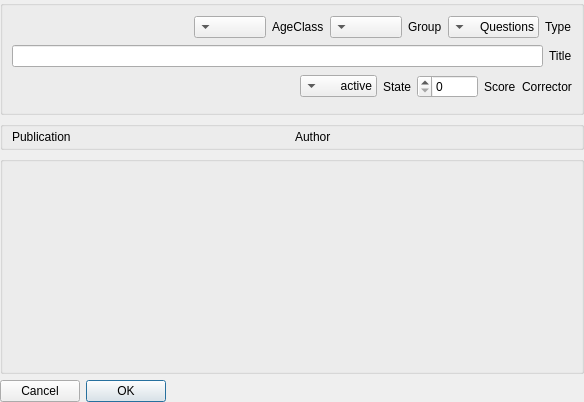
First picture: the form in Client/reghaabat/matchform.ui, repository nournia/ketabkhaane, before the edit.
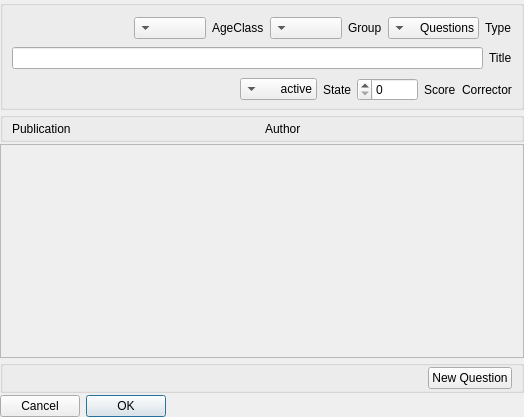
Second picture: the form after the edit.

Commit message: added question ui in design match form

```diff
--- a/Client/reghaabat/matchform.ui
+++ b/Client/reghaabat/matchform.ui
@@ -6,29 +6,41 @@
    <rect>
     <x>0</x>
     <y>0</y>
-    <width>584</width>
-    <height>402</height>
+    <width>524</width>
+    <height>417</height>
    </rect>
   </property>
   <property name="layoutDirection">
    <enum>Qt::RightToLeft</enum>
   </property>
   <layout class="QVBoxLayout" name="verticalLayout">
+   <property name="spacing">
+    <number>2</number>
+   </property>
    <property name="margin">
     <number>0</number>
    </property>
    <item>
     <widget class="QGroupBox" name="gMatch">
+     <property name="minimumSize">
+      <size>
+       <width>0</width>
+       <height>110</height>
+      </size>
+     </property>
      <property name="maximumSize">
       <size>
        <width>16777215</width>
-       <height>115</height>
+       <height>116</height>
       </size>
      </property>
      <property name="title">
       <string/>
      </property>
      <layout class="QVBoxLayout" name="verticalLayout_2">
+      <property name="bottomMargin">
+       <number>2</number>
+      </property>
       <item>
        <layout class="QHBoxLayout" name="horizontalLayout">
         <item>
@@ -189,10 +201,16 @@
    </item>
    <item>
     <widget class="QGroupBox" name="gResource">
+     <property name="minimumSize">
+      <size>
+       <width>0</width>
+       <height>30</height>
+      </size>
+     </property>
      <property name="maximumSize">
       <size>
        <width>16777215</width>
-       <height>29</height>
+       <height>30</height>
       </size>
      </property>
      <property name="title">
@@ -230,11 +248,61 @@
      </layout>
     </widget>
    </item>
+   <item>
+    <widget class="QScrollArea" name="scrollArea">
+     <property name="widgetResizable">
+      <bool>true</bool>
+     </property>
+     <widget class="QWidget" name="lQuestions">
+      <property name="geometry">
+       <rect>
+        <x>0</x>
+        <y>0</y>
+        <width>522</width>
+        <height>217</height>
+       </rect>
+      </property>
+      <layout class="QVBoxLayout" name="verticalLayout_4">
+       <property name="margin">
+        <number>0</number>
+       </property>
+      </layout>
+     </widget>
+    </widget>
+   </item>
    <item>
     <widget class="QGroupBox" name="gContent">
      <property name="title">
       <string/>
      </property>
+     <layout class="QHBoxLayout" name="horizontalLayout_5">
+      <property name="topMargin">
+       <number>1</number>
+      </property>
+      <property name="bottomMargin">
+       <number>1</number>
+      </property>
+      <item>
+       <widget class="QPushButton" name="bNewQuestion">
+        <property name="text">
+         <string>New Question</string>
+        </property>
+       </widget>
+      </item>
+      <item>
+       <spacer name="horizontalSpacer_3">
+        <property name="orientation">
+         <enum>Qt::Horizontal</enum>
+        </property>
+        <property name="sizeHint" stdset="0">
+         <size>
+          <width>40</width>
+          <height>20</height>
+         </size>
+        </property>
+       </spacer>
+      </item>
+     </layout>
     </widget>
    </item>
    <item>
```
The commit also changes 7 other files.
